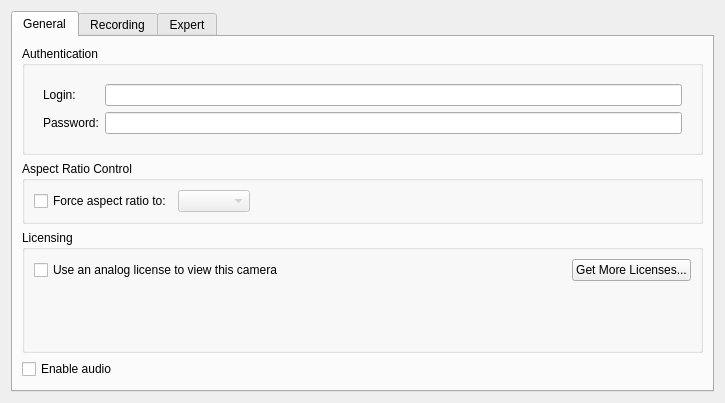
Before: the Qt Designer form client/src/ui/widgets/properties/multiple_camera_settings_widget.ui in networkoptix/nx_open, drawn with Qt 5.
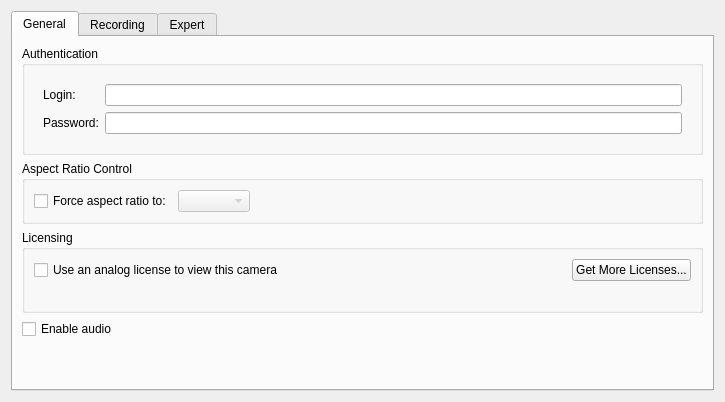
After: the same form once the commit is applied. Custom widgets are drawn as their Qt base class.

Patch:
```diff
--- a/client/src/ui/widgets/properties/multiple_camera_settings_widget.ui
+++ b/client/src/ui/widgets/properties/multiple_camera_settings_widget.ui
@@ -160,21 +160,7 @@
            </layout>
           </item>
           <item>
-           <widget class="QLabel" name="digitalLicensesLabel">
-            <property name="text">
-             <string/>
-            </property>
-           </widget>
-          </item>
-          <item>
-           <widget class="QLabel" name="analogLicensesLabel">
-            <property name="text">
-             <string/>
-            </property>
-           </widget>
-          </item>
-          <item>
-           <widget class="QLabel" name="edgeLicensesLabel">
+           <widget class="QLabel" name="licensesLabel">
             <property name="text">
              <string/>
             </property>
```
Left out of the diff: 33 changed lines with no effect on the pictures.
